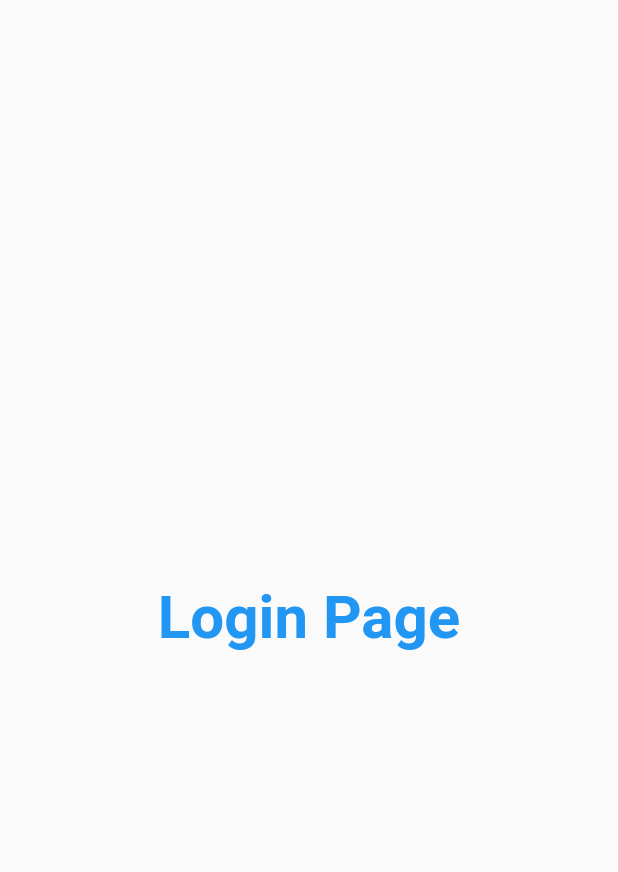
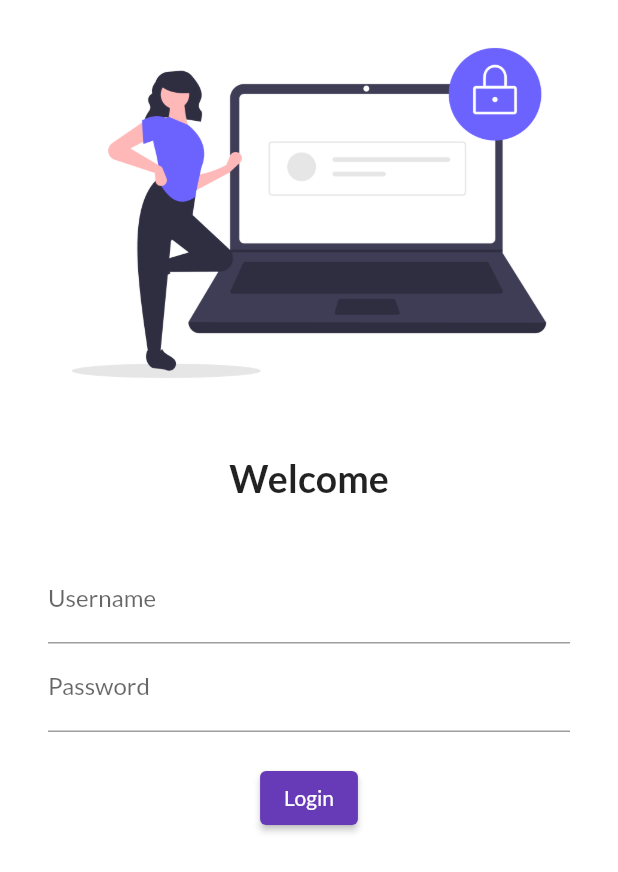
Before and after one commit to hanan0998/30DaysOffFlutter, a Flutter app: the screen it shows after launch, on a phone screen of 412 x 824 dp. Shown: the top 872 px of the screen. Run offline on Flutter 3.47's test engine with Material 2 defaults, Android fonts, the light colour scheme and no system bars; our stand-ins replace google_fonts.

Commit message:
Day 4 Completed!

```diff
--- a/lib/main.dart
+++ b/lib/main.dart
@@ -2,6 +2,7 @@
 import 'package:pakistan/pages/login_page.dart';
 import 'pages/home_page.dart';
 import 'pages/login_page.dart';
+import 'package:google_fonts/google_fonts.dart';
 
 void main() {
   runApp(MyApp());
@@ -17,7 +18,13 @@
       // this is themedata for dark theme
       darkTheme: ThemeData(brightness: Brightness.dark),
       // theme data for light theme
-      theme: ThemeData(primarySwatch: Colors.deepPurple),
+      theme: ThemeData(
+        primarySwatch: Colors.deepPurple,
+        // for primary text only
+        primaryTextTheme: GoogleFonts.latoTextTheme(),
+        // for all text
+        fontFamily: GoogleFonts.lato().fontFamily,
+      ),
       // route takes map (dictionary)
 
       routes: {
--- a/lib/pages/login_page.dart
+++ b/lib/pages/login_page.dart
@@ -3,16 +3,55 @@
 class LoginPage extends StatelessWidget {
   Widget build(BuildContext context) {
     return Material(
-      child: Center(
-        child: Text(
-          "Login Page",
-          style: TextStyle(
-              fontSize: 20, fontWeight: FontWeight.bold, color: Colors.blue),
-          // giving text direction from left to right or right to left
-          textDirection: TextDirection.rtl,
-          textScaleFactor: 2.0,
-        ),
-      ),
-    );
+        color: Colors.white,
+        child: Column(
+          children: <Widget>[
+            Image.asset(
+              'assets/images/loginImage.png',
+              fit: BoxFit.cover,
+            ),
+            SizedBox(
+              height: 20.0,
+            ),
+            Text(
+              "Welcome",
+              style: TextStyle(fontSize: 25, fontWeight: FontWeight.bold),
+            ),
+            SizedBox(
+              height: 20.0,
+            ),
+            Padding(
+              padding:
+                  const EdgeInsets.symmetric(vertical: 16.0, horizontal: 32.0),
+              child: Column(
+                children: [
+                  //using textformfield instead of testfield
+                  TextFormField(
+                    decoration: InputDecoration(
+                      label: Text("Username"),
+                      hintText: "Enter username",
+                    ),
+                  ),
+                  TextFormField(
+                    // we don't want that password will show so we use this
+                    obscureText: true,
+                    decoration: InputDecoration(
+                      label: Text("Password"),
+                      hintText: "Enter password",
+                    ),
+                  ),
+                  SizedBox(
+                    height: 20.0,
+                  ),
+                  ElevatedButton(
+                    onPressed: () {},
+                    child: Text("Login"),
+                    style: TextButton.styleFrom(),
+                  )
+                ],
+              ),
+            ),
+          ],
+        ));
   }
 }
--- a/pubspec.yaml
+++ b/pubspec.yaml
@@ -35,6 +35,7 @@
   # The following adds the Cupertino Icons font to your application.
   # Use with the CupertinoIcons class for iOS style icons.
   cupertino_icons: ^1.0.2
+  google_fonts: ^4.0.3
 
 dev_dependencies:
   flutter_test:
@@ -59,8 +60,8 @@
   uses-material-design: true
 
   # To add assets to your application, add an assets section, like this:
-  # assets:
-  #   - images/a_dot_burr.jpeg
+  assets:
+    - assets/images/loginImage.png
   #   - images/a_dot_ham.jpeg
 
   # An image asset can refer to one or more resolution-specific "variants", see
```
Also changed, not shown: assets/images/loginImage.png (added), pubspec.lock.
